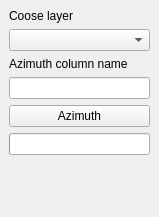
Above: main_window.ui from gospodarka-przestrzenna/AllAzimuth before the change. Below: the same form after it.
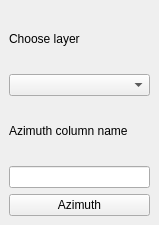
That is the form after the change. Custom widgets are drawn as their Qt base class.

What changed in the file:
```diff
--- a/main_window.ui
+++ b/main_window.ui
@@ -7,13 +7,13 @@
     <x>0</x>
     <y>0</y>
     <width>159</width>
-    <height>217</height>
+    <height>225</height>
    </rect>
   </property>
   <property name="minimumSize">
    <size>
     <width>159</width>
-    <height>217</height>
+    <height>225</height>
    </size>
   </property>
   <property name="windowTitle">
@@ -30,7 +30,7 @@
        </sizepolicy>
       </property>
       <property name="text">
-       <string>Coose layer</string>
+       <string>Choose layer</string>
       </property>
      </widget>
     </item>
@@ -64,32 +64,6 @@
       </property>
      </widget>
     </item>
-    <item>
-     <widget class="QProgressBar" name="progressBar">
-      <property name="enabled">
-       <bool>true</bool>
-      </property>
-      <property name="value">
-       <number>0</number>
-      </property>
-      <property name="textVisible">
-       <bool>false</bool>
-      </property>
-     </widget>
-    </item>
-    <item>
-     <spacer name="verticalSpacer">
-      <property name="orientation">
-       <enum>Qt::Vertical</enum>
-      </property>
-      <property name="sizeHint" stdset="0">
-       <size>
-        <width>20</width>
-        <height>40</height>
-       </size>
-      </property>
-     </spacer>
-    </item>
    </layout>
   </widget>
  </widget>
```
